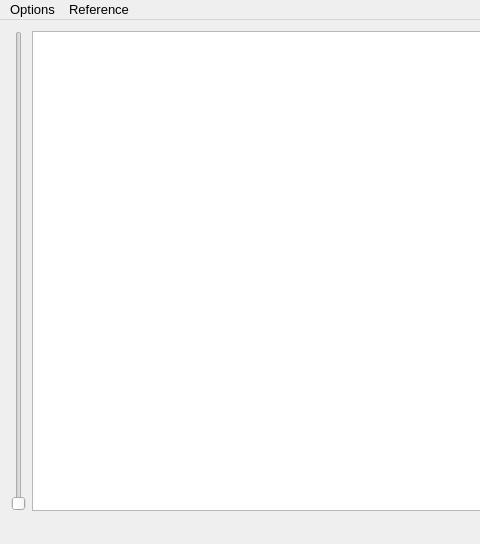
The window that mainwindow.ui (robocenter-rov/remote-control) describes before a commit, drawn with Qt 5; both pictures show x 0 to 480 and y 0 to 544 of the 960 by 544 pixel window.
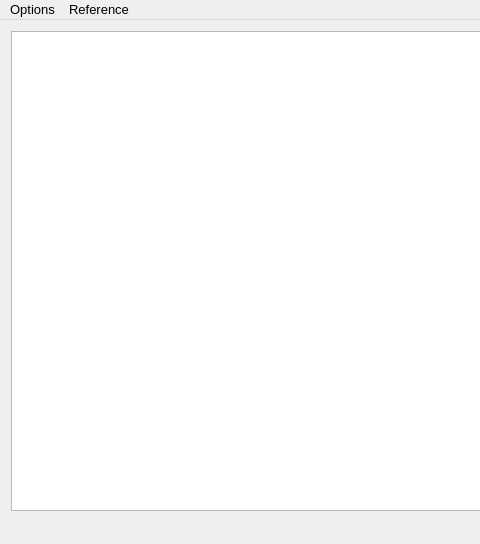
The same window after the commit.

Commit message: Remove unused QSlider from form of mainwindow

Diff of the .ui file:
```diff
--- a/mainwindow.ui
+++ b/mainwindow.ui
@@ -38,7 +38,7 @@
     <string notr="true"/>
    </property>
    <layout class="QGridLayout" name="gridLayout">
-    <item row="0" column="1">
+    <item row="0" column="0">
      <widget class="QSplitter" name="splitter">
       <property name="orientation">
        <enum>Qt::Horizontal</enum>
@@ -168,13 +168,6 @@
       </widget>
      </widget>
     </item>
-    <item row="0" column="0">
-     <widget class="QSlider" name="verticalSlider">
-      <property name="orientation">
-       <enum>Qt::Vertical</enum>
-      </property>
-     </widget>
-    </item>
    </layout>
   </widget>
   <widget class="QMenuBar" name="menuBar">
```
